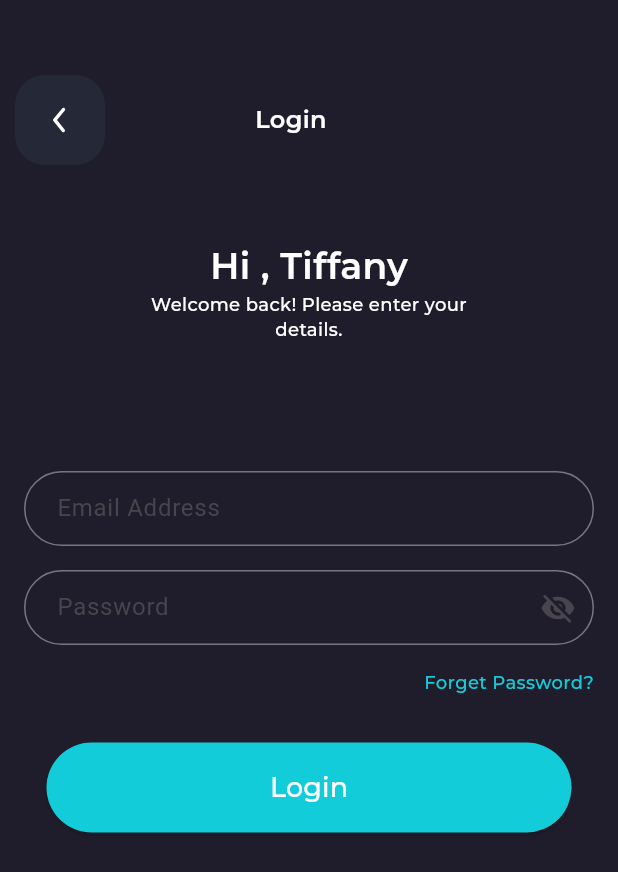
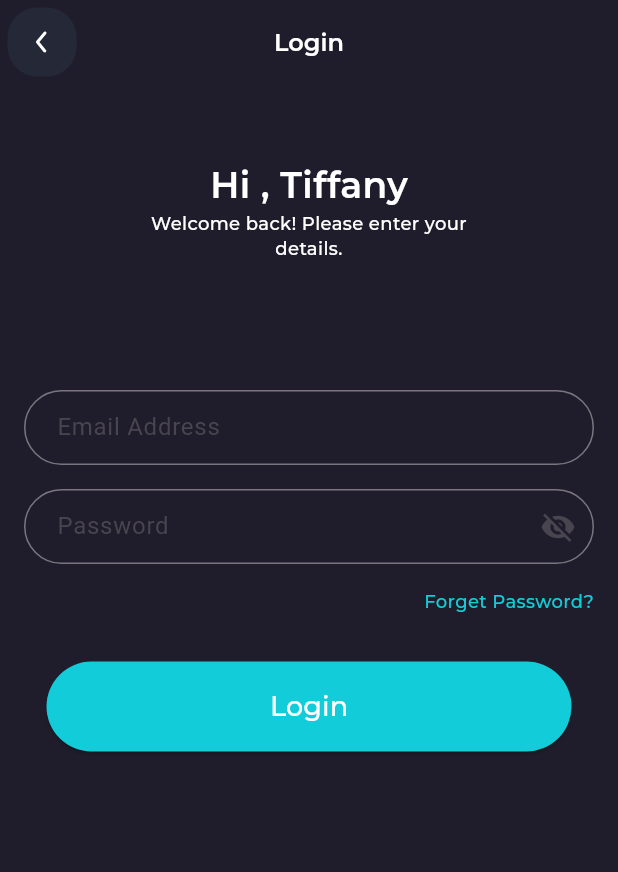
Before and after one commit to afraAli54/Cinemax, a Flutter app: the LoginSignUpScreen screen opened by its route, after a tap on "Login", on a phone screen of 412 x 824 dp. Shown: the top 872 px of the screen. Run offline on Flutter 3.47's test engine with Material 3 defaults, Android fonts, the phone set to English and light mode, and no system bars; our stand-ins replace carousel_slider, flutter_svg, get, google_fonts.

Commit message:
i have modified the app bars , removed unecessary code

```diff
--- a/lib/component/onboarding1.dart
+++ b/lib/component/onboarding1.dart
@@ -20,7 +20,7 @@ class OnboardingV1 extends StatelessWidget {
                 child: Container(
                   width: 226,
                   height: 226,
-                  decoration: BoxDecoration(
+                  decoration: const BoxDecoration(
                     shape: BoxShape.circle,
                     color: AppColors.secondaryOrange,
                   ),
--- a/lib/screens/login_screen.dart
+++ b/lib/screens/login_screen.dart
@@ -9,44 +9,38 @@ class LoginScreen extends StatelessWidget {
   @override
   Widget build(BuildContext context) {
     return Scaffold(
+      appBar: AppBar(
+        backgroundColor: Colors.transparent,
+        centerTitle: true,
+        title: Text(
+          "Login",
+          style:
+          AppTypography.h4SemiBold.copyWith(color: Colors.white),
+        ),
+        leading: GestureDetector(
+          onTap: () {
+            Navigator.pushNamed(context, 'login-SignUpPage');
+          },
+          child: Container(
+            margin: EdgeInsets.all(5),
+            height: 40,
+            width: 40,
+            decoration: BoxDecoration(
+              color: AppColors.primarySoft,
+              borderRadius: BorderRadius.circular(20),
+            ),
+            child: SvgPicture.asset(
+              "assets/images/arrow-back.svg",
+              fit: BoxFit.scaleDown,
+            ),
+          ),
+        ),
+      ),
       backgroundColor: AppColors.primaryDark,
       body: SingleChildScrollView(
         child: Column(
           children: [
-            Padding(
-              padding: const EdgeInsets.symmetric(vertical: 50, horizontal: 10),
-              child: Row(
-                children: [
-                  GestureDetector(
-                    onTap: () {
-                      Navigator.pushNamed(context, 'login-SignUpPage');
-                    },
-                    child: Container(
-                      height: 60,
-                      width: 60,
-                      decoration: BoxDecoration(
-                        color: AppColors.primarySoft,
-                        borderRadius: BorderRadius.circular(20),
-                      ),
-                      padding: const EdgeInsets.symmetric(
-                          horizontal: 16, vertical: 16),
-                      child: SvgPicture.asset(
-                        "assets/images/arrow-back.svg",
-                        fit: BoxFit.contain,
-                      ),
-                    ),
-                  ),
-                  const SizedBox(
-                    width: 100,
-                  ),
-                  Text(
-                    "Login",
-                    style:
-                        AppTypography.h4SemiBold.copyWith(color: Colors.white),
-                  )
-                ],
-              ),
-            ),
+            SizedBox(height: 50,) ,
             Text(
               "Hi , Tiffany",
               style: AppTypography.h2SemiBold.copyWith(color: Colors.white),
--- a/lib/screens/login_sign_up_screen.dart
+++ b/lib/screens/login_sign_up_screen.dart
@@ -8,7 +8,9 @@ class LoginSignUpScreen extends StatelessWidget {
 
   @override
   Widget build(BuildContext context) {
-    return Scaffold(
+    return WillPopScope(
+      onWillPop: () async => false,
+      child: Scaffold(
         backgroundColor: AppColors.primaryDark,
         body: Column(
           mainAxisAlignment: MainAxisAlignment.center,
@@ -73,6 +75,7 @@ class LoginSignUpScreen extends StatelessWidget {
             ),
           ],
         ),
+      ),
     );
   }
 }
```
Also changed, not shown: lib/screens/onboarding_screen.dart (+4 -8 lines), lib/screens/signup_screen.dart (+3 -5 lines), pubspec.yaml (+4 -76 lines). Lines whose indentation alone changed are shown as unchanged.
